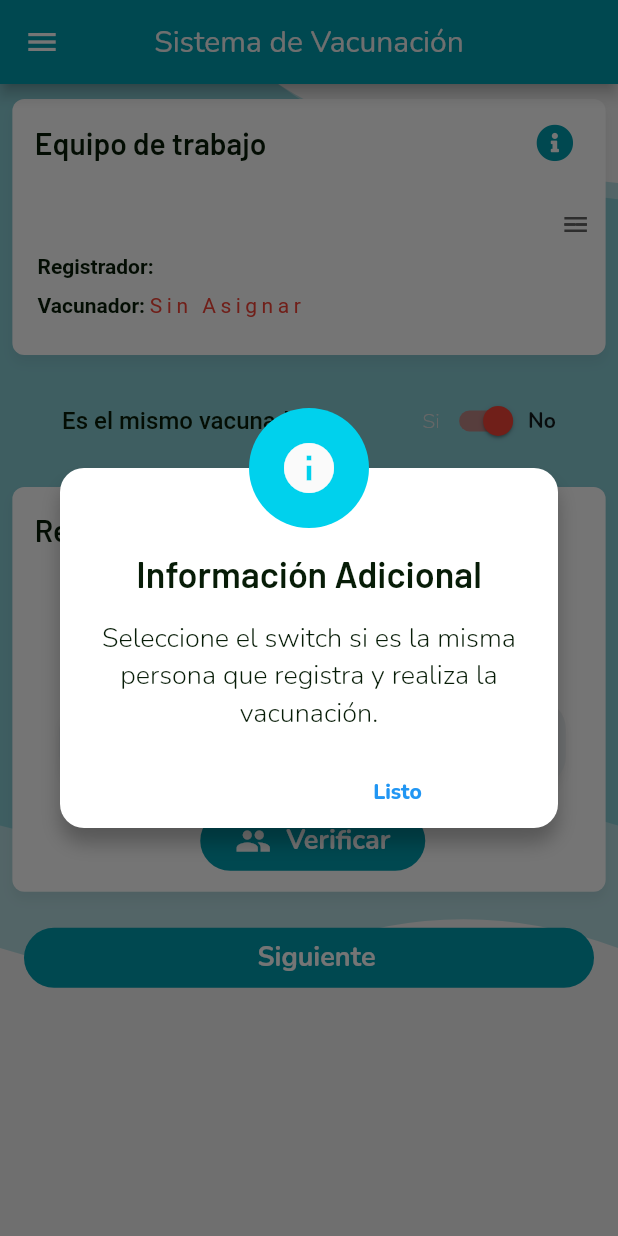
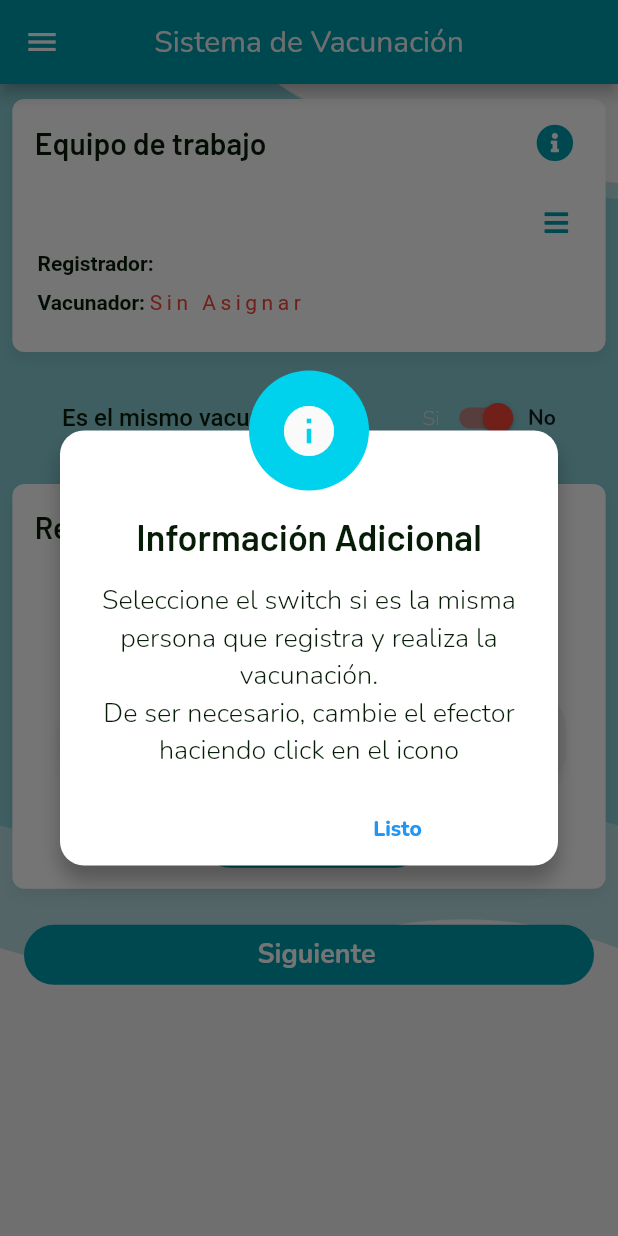
Before and after one commit to UPSTI-DESA/app-vacunacion-formosa, a Flutter app: the VacunadorPage screen opened by its route, after a tap on an icon or button, on a phone screen of 412 x 824 dp. Run offline on Flutter 3.47's test engine with Material 2 defaults, Android fonts, the phone set to English and light mode, and no system bars; our stand-ins replace animate_do, font_awesome_flutter, google_fonts, responsive_builder; missing offline and left inert: flutter_barcode_scanner, flutter_picker; accounts and stored records are empty; network calls fail.

Commit message:
Cambios finales

```diff
--- a/lib/src/pages/beneficiario/busquedabeneficiario_page.dart
+++ b/lib/src/pages/beneficiario/busquedabeneficiario_page.dart
@@ -422,7 +422,7 @@ class _BusquedaBeneficiarioState extends State<BusquedaBeneficiario> {
                                 !modo ? FontWeight.w700 : FontWeight.w100),
                       ),
                       Switch(
-                          activeColor: SisVacuColor.verdeclaro,
+                          activeColor: SisVacuColor.azulFormosa,
                           inactiveTrackColor: SisVacuColor.azulFormosa,
                           inactiveThumbColor: SisVacuColor.azulFormosa,
                           value: modo,
--- a/lib/src/pages/vacunador/vacunador_page.dart
+++ b/lib/src/pages/vacunador/vacunador_page.dart
@@ -3,6 +3,7 @@ import 'package:flutter/material.dart';
 
 import 'package:font_awesome_flutter/font_awesome_flutter.dart';
 import 'package:google_fonts/google_fonts.dart';
+import 'package:responsive_builder/responsive_builder.dart';
 
 import 'package:sistema_vacunacion/src/config/config.dart';
 import 'package:sistema_vacunacion/src/models/models.dart';
@@ -131,7 +132,7 @@ class _VacunadorPageState extends State<VacunadorPage>
                                                   tituloAlerta:
                                                       'Información Adicional',
                                                   descripcionAlerta:
-                                                      'Seleccione el switch si es la misma persona que registra y realiza la vacunación.',
+                                                      'Seleccione el switch si es la misma persona que registra y realiza la vacunación.\nDe ser necesario, cambie el efector haciendo click en el icono',
                                                   textoBotonAlerta: 'Listo',
                                                   color: SisVacuColor
                                                       .vercelesteTerciario,
@@ -194,8 +195,8 @@ class _VacunadorPageState extends State<VacunadorPage>
                                                 return StreamBuilder(
                                                     stream: efectoresService
                                                         .listaEfectoresStream,
-                                                  builder:
-                                                      (BuildContext context,
+                                                    builder: (BuildContext
+                                                            context,
                                                         AsyncSnapshot<dynamic>
                                                             snapshot) {
                                                       return ListView.builder(
@@ -204,7 +205,8 @@ class _VacunadorPageState extends State<VacunadorPage>
                                                                 .listaEfectores!
                                                                 .length,
                                                         itemBuilder:
-                                                          (BuildContext context,
+                                                            (BuildContext
+                                                                    context,
                                                                 int index) {
                                                           return ListTile(
                                                             title:
@@ -213,11 +215,11 @@ class _VacunadorPageState extends State<VacunadorPage>
                                                                 registradorService
                                                                     .editarEfectorUsuario(
                                                                         efectoresService
-                                                                              .listaEfectores![
-                                                                          index]);
+                                                                            .listaEfectores![index]);
                                                                 Navigator.of(
                                                                         context)
-                                                                  .pop(context);
+                                                                    .pop(
+                                                                        context);
                                                               },
                                                               child: Text(
                                                                 efectoresService
@@ -234,13 +236,15 @@ class _VacunadorPageState extends State<VacunadorPage>
                                                     });
                                               });
                                         },
-                                      child: AnimatedIcon(
-                                        progress: animacionIcono!,
-                                        icon: AnimatedIcons.menu_home,
-                                        size: 20,
-                                        color: Colors.grey[700],
-                                      ),
-                                    ),
+                                        child: Padding(
+                                            padding: const EdgeInsets.only(
+                                                right: 15.0),
+                                            child: FaIcon(FontAwesomeIcons.bars,
+                                                size: getValueForScreenType(
+                                                    context: context,
+                                                    mobile: 18),
+                                                color: SisVacuColor
+                                                    .vercelesteCuaternario))),
                                   ],
                                 ),
                                 const SizedBox(
--- a/lib/src/services/usuariobeneficiario_service.dart
+++ b/lib/src/services/usuariobeneficiario_service.dart
@@ -21,6 +21,11 @@ class _BeneficiariorService {
     _beneficiarioStreamController.add(beneficiario);
   }
 
+  void eliminarBeneficiario() {
+    _beneficiario = null;
+    _beneficiarioStreamController.add(_beneficiario!);
+  }
+
   dispose() {
     _beneficiarioStreamController.close();
   }
--- a/lib/src/services/usuariovacunador_service.dart
+++ b/lib/src/services/usuariovacunador_service.dart
@@ -18,6 +18,11 @@ class _VacunadorService {
     _vacunadorStreamController.add(vacunador);
   }
 
+  void eliminarVacunador() {
+    _vacunador = null;
+    _vacunadorStreamController.add(_vacunador!);
+  }
+
   dispose() {
     _vacunadorStreamController.close();
   }
```
Also changed, not shown: lib/src/pages/confirmaciondatos/confirmaciondatos_page.dart (+13 -8 lines), lib/src/pages/drawer/drawer_page.dart (+7 -2 lines), lib/src/pages/vacuna/vacunas_page.dart (+5 -11 lines), assets/img/appSisVAcunacion.png (deleted), assets/img/fondo/Fondo.png (deleted), assets/img/fondo/bkgroundApp.png (deleted), assets/img/fondo/bkgroundCompleta.png (deleted), assets/img/fondo/loading.gif (deleted), assets/img/fondo/sisVacunacion.png (deleted). Lines whose indentation alone changed are shown as unchanged.
